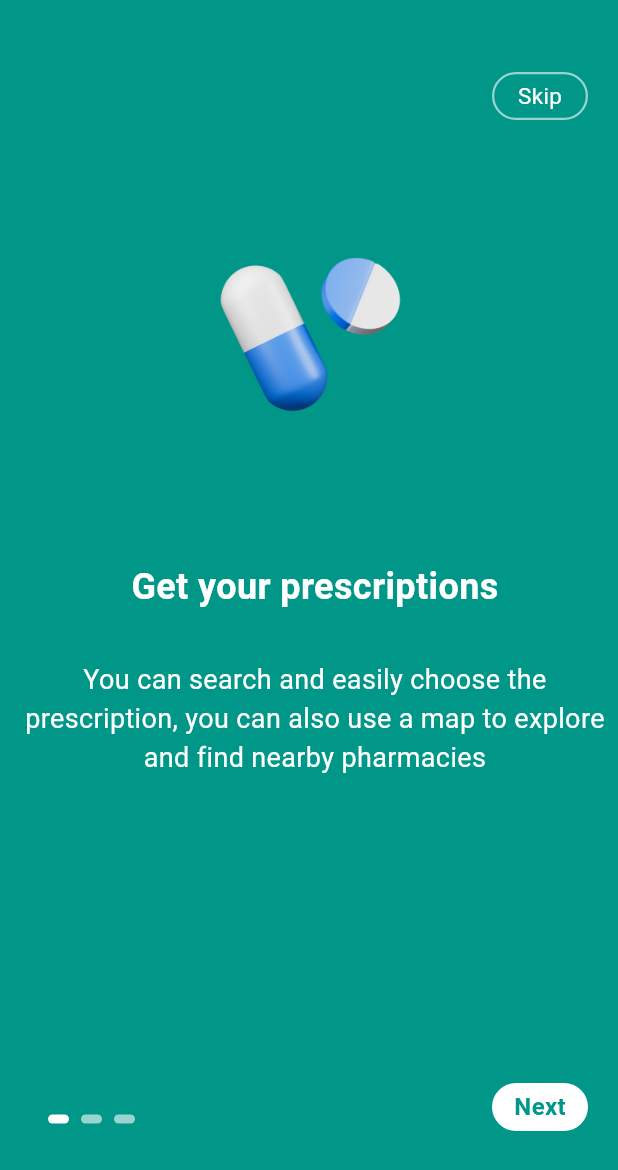
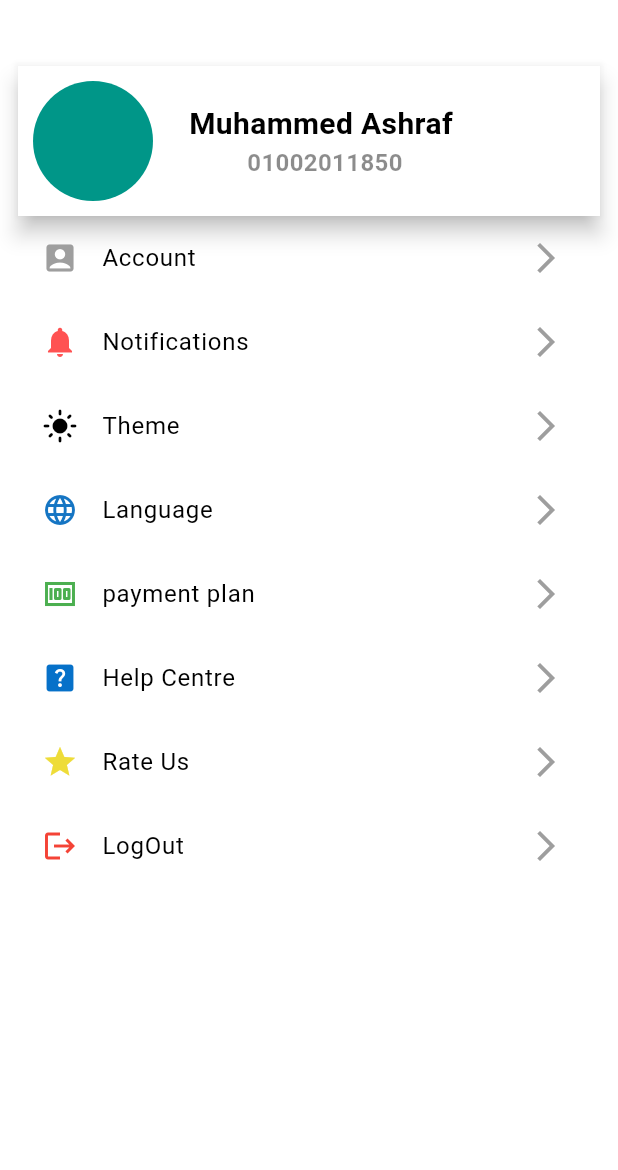
Before and after one commit to MuAshraf811/Graduation_project, a Flutter app: the screen it shows after launch, on a phone screen of 412 x 824 dp. Shown: the top 1170 px of the screen. Run offline on Flutter 3.47's test engine with Material 3 defaults, Android fonts, the phone set to English and light mode, and no system bars; drawn by our look-alikes of smooth_page_indicator; our stand-ins replace carousel_slider, dio, flutter_otp_text_field, flutter_svg, intl_phone_number_input, lottie and 1 more.

Commit message:
adding settings view

```diff
--- a/lib/features/home/view/home_view.dart
+++ b/lib/features/home/view/home_view.dart
@@ -8,8 +8,7 @@ class HomePageView extends StatelessWidget {
   @override
   Widget build(BuildContext context) {
     return Scaffold(
-      body: Column(
-        children: [
+      body: Column(children: [
         const SizedBox(height: 48),
         CarouselSlider(
           options: CarouselOptions(
@@ -58,8 +57,12 @@ class HomePageView extends StatelessWidget {
                 label: 'Home',
               ),
               BottomNavigationBarItem(
-                icon: Icon(Icons.access_alarm),
-                label: 'appiontments',
+                icon: Icon(Icons.shopping_bag),
+                label: 'cart',
+              ),
+              BottomNavigationBarItem(
+                icon: Icon(Icons.search),
+                label: 'Search',
               ),
               BottomNavigationBarItem(
                 icon: Icon(Icons.settings),
--- a/lib/features/register/register_view.dart
+++ b/lib/features/register/register_view.dart
@@ -4,7 +4,6 @@ import 'package:graduation_project/features/login/login_view.dart';
 import 'package:graduation_project/features/login/widgets/continue_with_container.dart';
 import 'package:graduation_project/features/login/widgets/custom_button.dart';
 import 'package:graduation_project/features/login/widgets/custom_text_form_field.dart';
-import 'package:graduation_project/features/register/otp.dart';
 import 'package:graduation_project/features/register/phone_number_view.dart';
 import 'widgets/progress_stepper.dart';
 
--- /dev/null
+++ b/lib/features/settings/presentaion/settings_view.dart
@@ -0,0 +1,76 @@
+import 'package:flutter/material.dart';
+import 'package:graduation_project/core/constants/colors.dart';
+
+import 'widgets/upper_profile_widget.dart';
+
+class SettingsView extends StatelessWidget {
+  const SettingsView({super.key});
+  static const _listTileTitles = [
+    'Account',
+    'Notifications',
+    'Theme',
+    'Language',
+    'payment plan',
+    'Help Centre',
+    'Rate Us',
+    'LogOut'
+  ];
+  static const _titlesIcon = [
+    Icons.account_box,
+    Icons.notifications,
+    Icons.light_mode,
+    Icons.language,
+    Icons.money,
+    Icons.help_center,
+    Icons.star,
+    Icons.logout
+  ];
+  static const _iconsColor = [
+    Colors.grey,
+    Colors.redAccent,
+    Colors.black,
+    Color.fromARGB(255, 21, 117, 195),
+    Colors.green,
+    Color.fromARGB(255, 6, 113, 201),
+    Color.fromARGB(255, 238, 220, 56),
+    Colors.red,
+  ];
+  @override
+  Widget build(BuildContext context) {
+    return Scaffold(
+      body: Padding(
+        padding: const EdgeInsets.all(12.0),
+        child: Column(
+          children: [
+            const SizedBox(height: 32),
+            const UpperProfileWidget(),
+            Expanded(
+              child: ListView.builder(
+                itemBuilder: (context, index) {
+                  return InkWell(
+                    splashColor: ConstantColors.appMainColor,
+                    onTap: () {},
+                    child: ListTile(
+                      leading: Icon(
+                        _titlesIcon[index],
+                        color: _iconsColor[index],
+                      ),
+                      title: Text(
+                        _listTileTitles[index],
+                      ),
+                      trailing: const Icon(
+                        Icons.arrow_forward_ios,
+                        color: Colors.grey,
+                      ),
+                    ),
+                  );
+                },
+                itemCount: _listTileTitles.length,
+              ),
+            ),
+          ],
+        ),
+      ),
+    );
+  }
+}
--- /dev/null
+++ b/lib/features/settings/presentaion/widgets/upper_profile_widget.dart
@@ -0,0 +1,45 @@
+
+import 'package:flutter/material.dart';
+
+class UpperProfileWidget extends StatelessWidget {
+  const UpperProfileWidget({
+    super.key,
+  });
+
+  @override
+  Widget build(BuildContext context) {
+    return Material(
+      elevation: 6,
+      child: Container(
+        padding: const EdgeInsets.all(4),
+        margin: const EdgeInsets.all(6),
+        child: const Row(
+          children: [
+            CircleAvatar(
+              radius: 40,
+            ),
+            SizedBox(width: 24),
+            Column(
+              mainAxisAlignment: MainAxisAlignment.end,
+              children: [
+                Text(
+                  'Muhammed Ashraf ',
+                  style: TextStyle(
+                      fontSize: 20, fontWeight: FontWeight.w700),
+                ),
+                Text(
+                  '01002011850',
+                  style: TextStyle(
+                    fontSize: 16,
+                    fontWeight: FontWeight.bold,
+                    color: Colors.black45,
+                  ),
+                ),
+              ],
+            ),
+          ],
+        ),
+      ),
+    );
+  }
+}
--- a/lib/main.dart
+++ b/lib/main.dart
@@ -1,9 +1,7 @@
 import 'package:flutter/material.dart';
 import 'package:graduation_project/core/constants/colors.dart';
 import 'package:graduation_project/features/on_bording/on_bording.dart';
-import 'package:graduation_project/features/register/otp.dart';
-import 'package:graduation_project/features/register/phone_number_view.dart';
-import 'package:graduation_project/features/register/register_view.dart';
+import 'package:graduation_project/features/settings/presentaion/settings_view.dart';
 
 void main() {
   runApp(const DocDoc());
@@ -23,7 +21,8 @@ class DocDoc extends StatelessWidget {
           )),
       home: //RegisterView(),
           // Otp(),
-          const OnBordingScreen(),
+          const SettingsView(),
+      //OnBordingScreen(),
     );
   }
 }
```
